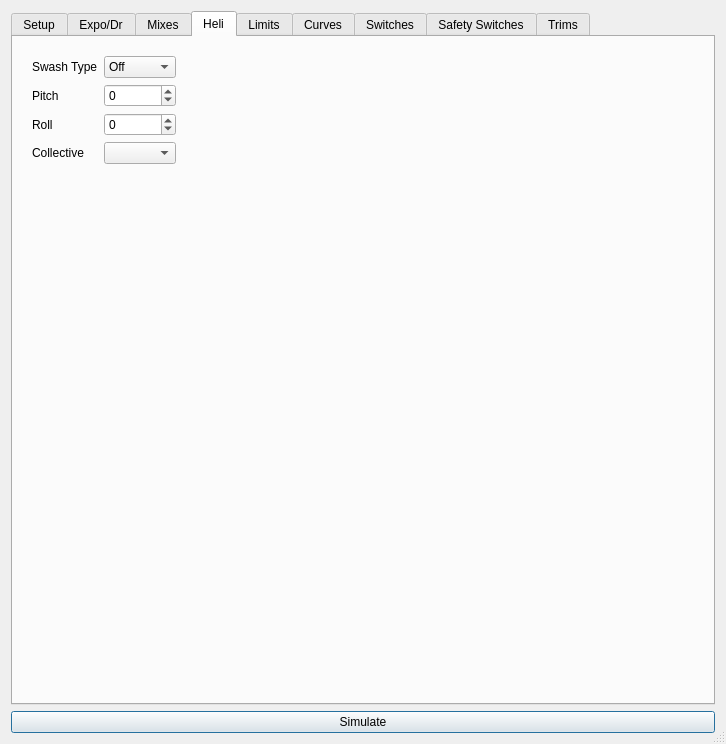
Before: the Qt Designer form src/modeledit.ui in xhorizont/eepe, drawn with Qt 5.
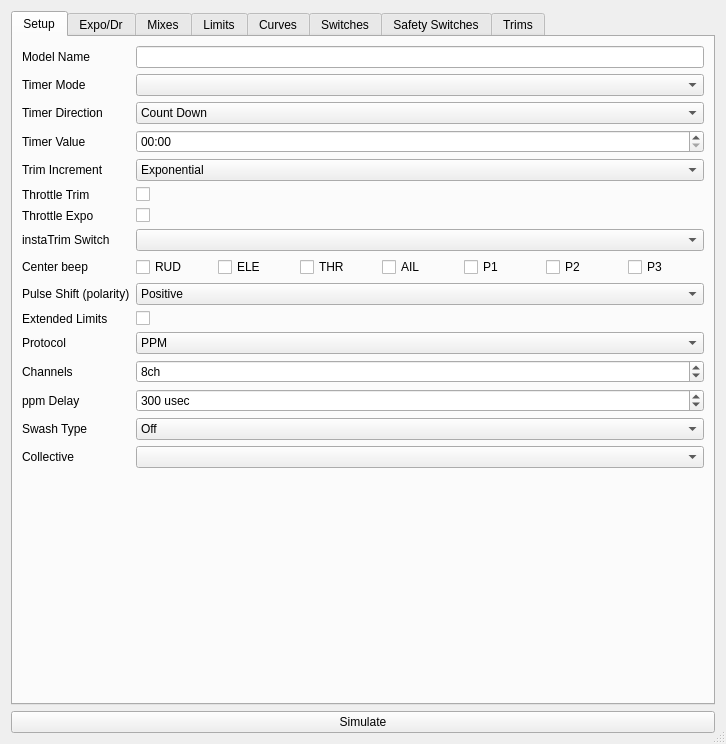
After: the same form once the commit is applied. Icons and pictures are not drawn.

Patch:
```diff
--- a/src/modeledit.ui
+++ b/src/modeledit.ui
@@ -21,21 +21,10 @@
    <bool>true</bool>
   </property>
   <layout class="QGridLayout" name="gridLayout">
-   <item row="3" column="1">
-    <widget class="QPushButton" name="pushButton">
-     <property name="text">
-      <string>Simulate</string>
-     </property>
-     <property name="icon">
-      <iconset resource="eepe.qrc">
-       <normaloff>:/images/simulate.png</normaloff>:/images/simulate.png</iconset>
-     </property>
-    </widget>
-   </item>
-   <item row="2" column="1">
+   <item row="4" column="1">
     <widget class="QTabWidget" name="tabWidget">
      <property name="currentIndex">
-      <number>3</number>
+      <number>0</number>
      </property>
      <widget class="QWidget" name="tabModelSetup">
       <attribute name="title">
@@ -262,6 +251,20 @@
          </item>
         </widget>
        </item>
+       <item row="10" column="0">
+        <widget class="QLabel" name="label_55">
+         <property name="text">
+          <string>Extended Limits</string>
+         </property>
+        </widget>
+       </item>
+       <item row="10" column="1">
+        <widget class="QCheckBox" name="extendedLimitsChkB">
+         <property name="text">
+          <string/>
+         </property>
+        </widget>
+       </item>
        <item row="11" column="0">
         <widget class="QLabel" name="label_5">
          <property name="text">
@@ -350,20 +353,52 @@
          </property>
         </widget>
        </item>
-       <item row="10" column="0">
-        <widget class="QLabel" name="label_55">
+       <item row="14" column="0">
+        <widget class="QLabel" name="label_103">
          <property name="text">
-          <string>Extended Limits</string>
+          <string>Swash Type</string>
          </property>
         </widget>
        </item>
-       <item row="10" column="1">
-        <widget class="QCheckBox" name="extendedLimitsChkB">
+       <item row="14" column="1">
+        <widget class="QComboBox" name="swashTypeCB">
+         <item>
+          <property name="text">
+           <string>Off</string>
+          </property>
+         </item>
+         <item>
+          <property name="text">
+           <string>120</string>
+          </property>
+         </item>
+         <item>
+          <property name="text">
+           <string>120X</string>
+          </property>
+         </item>
+         <item>
+          <property name="text">
+           <string>140</string>
+          </property>
+         </item>
+         <item>
+          <property name="text">
+           <string>90</string>
+          </property>
+         </item>
+        </widget>
+       </item>
+       <item row="15" column="0">
+        <widget class="QLabel" name="label_106">
          <property name="text">
-          <string/>
+          <string>Collective</string>
          </property>
         </widget>
        </item>
+       <item row="15" column="1">
+        <widget class="QComboBox" name="swashCollectiveCB"/>
+       </item>
       </layout>
      </widget>
      <widget class="QWidget" name="tabExpo">
@@ -1663,132 +1698,6 @@
        </item>
       </layout>
      </widget>
-     <widget class="QWidget" name="tabHeli">
-      <attribute name="title">
-       <string>Heli</string>
-      </attribute>
-      <layout class="QGridLayout" name="gridLayout_20">
-       <item row="0" column="0">
-        <layout class="QGridLayout" name="gridLayout_19">
-         <property name="margin">
-          <number>10</number>
-         </property>
-         <item row="1" column="0">
-          <widget class="QLabel" name="label_104">
-           <property name="text">
-            <string>Pitch</string>
-           </property>
-          </widget>
-         </item>
-         <item row="1" column="1">
-          <widget class="QSpinBox" name="swashPitch">
-           <property name="accelerated">
-            <bool>true</bool>
-           </property>
-           <property name="minimum">
-            <number>-100</number>
-           </property>
-           <property name="maximum">
-            <number>100</number>
-           </property>
-          </widget>
-         </item>
-         <item row="2" column="0">
-          <widget class="QLabel" name="label_105">
-           <property name="text">
-            <string>Roll</string>
-           </property>
-          </widget>
-         </item>
-         <item row="2" column="1">
-          <widget class="QSpinBox" name="swashRoll">
-           <property name="accelerated">
-            <bool>true</bool>
-           </property>
-           <property name="minimum">
-            <number>-100</number>
-           </property>
-           <property name="maximum">
-            <number>100</number>
-           </property>
-          </widget>
-         </item>
-         <item row="3" column="0">
-          <widget class="QLabel" name="label_106">
-           <property name="text">
-            <string>Collective</string>
-           </property>
-          </widget>
-         </item>
-         <item row="0" column="0">
-          <widget class="QLabel" name="label_103">
-           <property name="text">
-            <string>Swash Type</string>
-           </property>
-          </widget>
-         </item>
-         <item row="0" column="1">
-          <widget class="QComboBox" name="swashTypeCB">
-           <item>
-            <property name="text">
-             <string>Off</string>
-            </property>
-           </item>
-           <item>
-            <property name="text">
-             <string>120</string>
-            </property>
-           </item>
-           <item>
-            <property name="text">
-             <string>120X</string>
-            </property>
-           </item>
-           <item>
-            <property name="text">
-             <string>140</string>
-            </property>
-           </item>
-           <item>
-            <property name="text">
-             <string>90</string>
-            </property>
-           </item>
-          </widget>
-         </item>
-         <item row="3" column="1">
-          <widget class="QComboBox" name="swashCollectiveCB"/>
-         </item>
-        </layout>
-       </item>
-       <item row="1" column="0">
-        <spacer name="verticalSpacer_2">
-         <property name="orientation">
-          <enum>Qt::Vertical</enum>
-         </property>
-         <property name="sizeHint" stdset="0">
-          <size>
-           <width>20</width>
-           <height>40</height>
-          </size>
-         </property>
-        </spacer>
-       </item>
-       <item row="0" column="1">
-        <spacer name="horizontalSpacer_7">
-         <property name="orientation">
-          <enum>Qt::Horizontal</enum>
-         </property>
-         <property name="sizeHint" stdset="0">
-          <size>
-           <width>40</width>
-           <height>20</height>
-          </size>
-         </property>
-        </spacer>
-       </item>
-      </layout>
-     </widget>
      <widget class="QWidget" name="tabLimit">
       <attribute name="title">
        <string>Limits</string>
@@ -5933,6 +5842,17 @@
      </widget>
     </widget>
    </item>
+   <item row="5" column="1">
+    <widget class="QPushButton" name="pushButton">
+     <property name="text">
+      <string>Simulate</string>
+     </property>
+     <property name="icon">
+      <iconset resource="eepe.qrc">
+       <normaloff>:/images/simulate.png</normaloff>:/images/simulate.png</iconset>
+     </property>
+    </widget>
+   </item>
   </layout>
  </widget>
  <tabstops>
```
